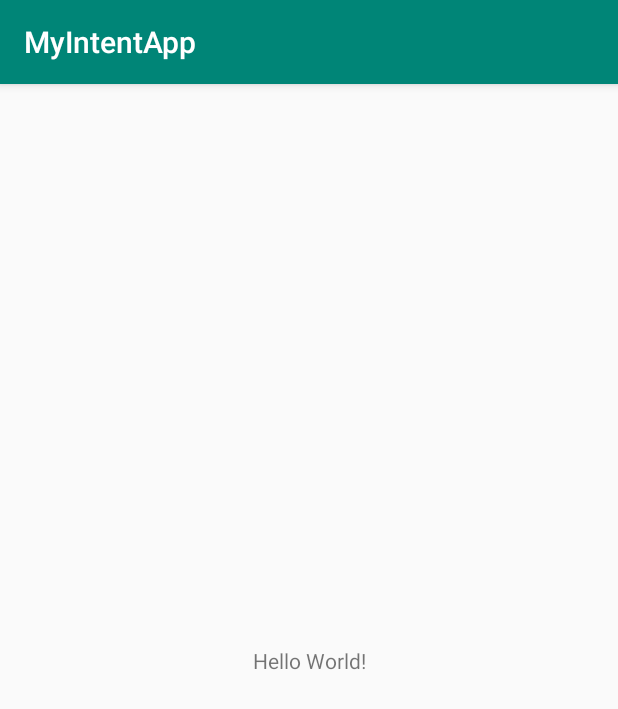
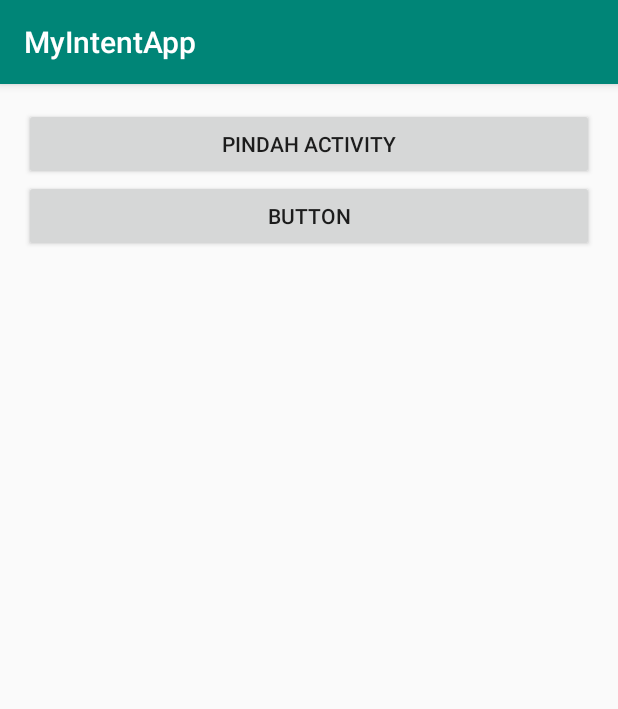
Before and after one commit to jclarens/DICODING, an Android app: the screen it shows after launch (MainActivity), on a phone screen of 412 x 824 dp. Shown: the top 709 px of the screen. Run offline under Robolectric (Android 15) with nearby library versions, the phone set to English and light mode, and no system bars.

Commit message:
add Intent

```diff
--- a/MyIntentApp/app/src/main/AndroidManifest.xml
+++ b/MyIntentApp/app/src/main/AndroidManifest.xml
@@ -16,6 +16,7 @@
                 <category android:name="android.intent.category.LAUNCHER" />
             </intent-filter>
         </activity>
+        <activity android:name=".MoveActivity"></activity>
     </application>
 
 </manifest>
--- a/MyIntentApp/app/src/main/java/com/example/jclarens/myintentapp/MainActivity.java
+++ b/MyIntentApp/app/src/main/java/com/example/jclarens/myintentapp/MainActivity.java
@@ -1,13 +1,37 @@
 package com.example.jclarens.myintentapp;
 
+import android.content.Intent;
 import android.support.v7.app.AppCompatActivity;
 import android.os.Bundle;
+import android.view.View;
+import android.widget.Button;
 
 public class MainActivity extends AppCompatActivity {
+
+    private Button btnMoveActivity;
 
     @Override
     protected void onCreate(Bundle savedInstanceState) {
         super.onCreate(savedInstanceState);
         setContentView(R.layout.activity_main);
+
+        btnMoveActivity = (Button)findViewById(R.id.btn_move_activity);
+//        btnMoveActivity.setOnClickListener(this);
+        btnMoveActivity.setOnClickListener(new View.OnClickListener() {
+            @Override
+            public void onClick(View view) {
+                switch (view.getId()){
+                    case R.id.btn_move_activity:
+                        Intent i = new Intent(MainActivity.this,MoveActivity.class);
+                        startActivity(i);
+                    break;
+                }
+            }
+        });
     }
+//    public void onClick (View v){
+//        switch (v.getId()){
+//
+//        }
+//    }
 }
--- a/MyIntentApp/app/src/main/res/layout/activity_main.xml
+++ b/MyIntentApp/app/src/main/res/layout/activity_main.xml
@@ -1,18 +1,26 @@
 <?xml version="1.0" encoding="utf-8"?>
-<android.support.constraint.ConstraintLayout xmlns:android="http://schemas.android.com/apk/res/android"
+<LinearLayout xmlns:android="http://schemas.android.com/apk/res/android"
     xmlns:app="http://schemas.android.com/apk/res-auto"
     xmlns:tools="http://schemas.android.com/tools"
     android:layout_width="match_parent"
     android:layout_height="match_parent"
-    tools:context=".MainActivity">
+    tools:context=".MainActivity"
+    android:orientation="vertical"
+    android:paddingBottom="@dimen/activity_vertical_margin"
+    android:paddingLeft="@dimen/activity_horizontal_margin"
+    android:paddingRight="@dimen/activity_horizontal_margin"
+    android:paddingTop="@dimen/activity_vertical_margin">
 
-    <TextView
-        android:layout_width="wrap_content"
+    <Button
+        android:id="@+id/btn_move_activity"
+        android:layout_width="match_parent"
         android:layout_height="wrap_content"
-        android:text="Hello World!"
-        app:layout_constraintBottom_toBottomOf="parent"
-        app:layout_constraintLeft_toLeftOf="parent"
-        app:layout_constraintRight_toRightOf="parent"
-        app:layout_constraintTop_toTopOf="parent" />
+        android:text="Pindah Activity" />
 
-</android.support.constraint.ConstraintLayout>
+    <Button
+        android:id="@+id/button"
+        android:layout_width="match_parent"
+        android:layout_height="wrap_content"
+        android:text="Button"
+        android:layout_marginBottom="@dimen/activity_vertical_margin" />
+</LinearLayout>
--- /dev/null
+++ b/MyIntentApp/app/src/main/res/values/dimens.xml
@@ -0,0 +1,5 @@
+<?xml version="1.0" encoding="utf-8"?>
+<resources>
+    <dimen name="activity_vertical_margin">16dp</dimen>
+    <dimen name="activity_horizontal_margin">16dp</dimen>
+</resources>
--- a/MyIntentApp/app/src/main/res/values/strings.xml
+++ b/MyIntentApp/app/src/main/res/values/strings.xml
@@ -1,3 +1,4 @@
 <resources>
     <string name="app_name">MyIntentApp</string>
+    <string name="ini_move_activity">ini MoveActivity</string>
 </resources>
```
Also changed, not shown: MyIntentApp/app/src/main/java/com/example/jclarens/myintentapp/MoveActivity.java (added, +13 -0 lines), MyIntentApp/app/src/main/res/layout/activity_move.xml (added, +18 -0 lines).
